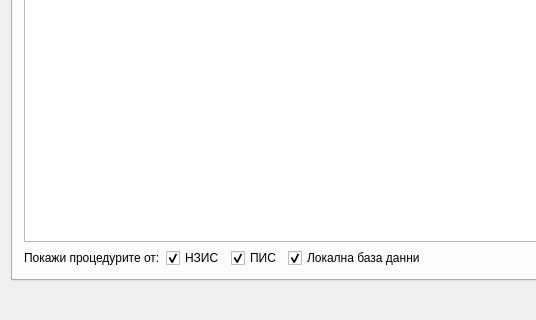
thefinalcutbg/DinoDent, file src/View/Widgets/DetailedStatus.ui: the form before one commit; both pictures show x 0 to 536 and y 130 to 450 of the 951 by 450 pixel window.
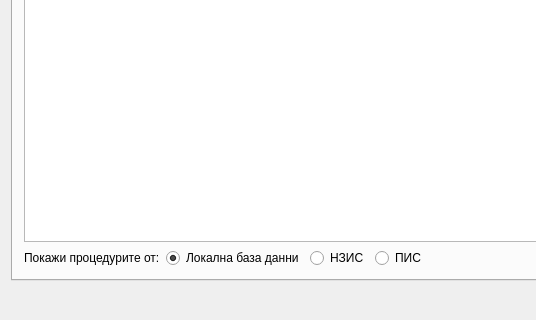
The form after the commit. Custom widgets are drawn as their Qt base class.

Commit message: checkbox morphed to radiobox

What changed in the file:
```diff
--- a/src/View/Widgets/DetailedStatus.ui
+++ b/src/View/Widgets/DetailedStatus.ui
@@ -53,33 +53,39 @@
           </widget>
          </item>
          <item>
-          <widget class="QCheckBox" name="hisCheck">
+          <widget class="QRadioButton" name="localCheck">
+           <property name="text">
+            <string>Локална база данни</string>
+           </property>
+           <property name="checked">
+            <bool>true</bool>
+           </property>
+           <attribute name="buttonGroup">
+            <string notr="true">buttonGroup</string>
+           </attribute>
+          </widget>
+         </item>
+         <item>
+          <widget class="QRadioButton" name="hisCheck">
            <property name="text">
             <string>НЗИС</string>
            </property>
            <property name="checked">
-            <bool>true</bool>
+            <bool>false</bool>
            </property>
           </widget>
          </item>
          <item>
-          <widget class="QCheckBox" name="pisCheck">
+          <widget class="QRadioButton" name="pisCheck">
            <property name="text">
             <string>ПИС</string>
            </property>
            <property name="checked">
-            <bool>true</bool>
+            <bool>false</bool>
            </property>
-          </widget>
-         </item>
-         <item>
-          <widget class="QCheckBox" name="localCheck">
-           <property name="text">
-            <string>Локална база данни</string>
-           </property>
-           <property name="checked">
-            <bool>true</bool>
-           </property>
+           <attribute name="buttonGroup">
+            <string notr="true">buttonGroup</string>
+           </attribute>
           </widget>
          </item>
          <item>
```
Left out of the diff: 6 changed lines with no effect on the pictures. The commit also changes 1 other file.
